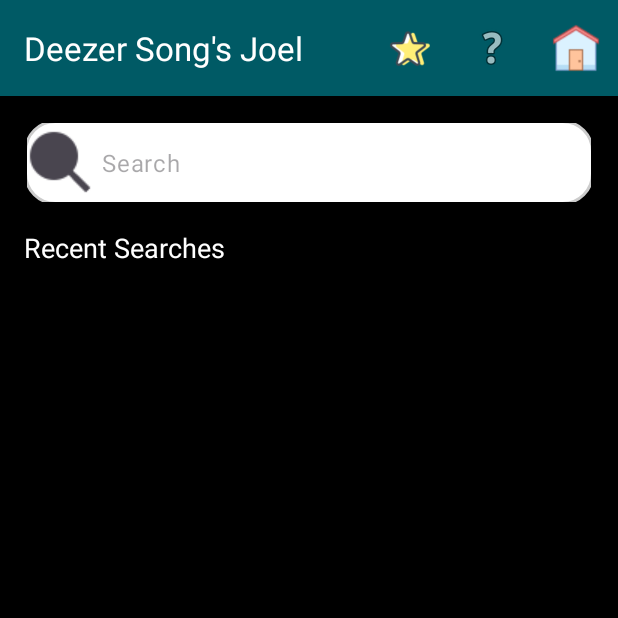
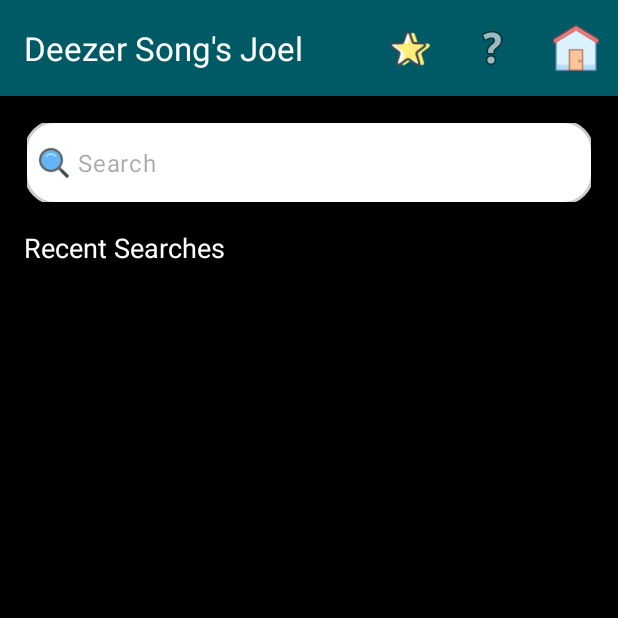
Before and after one commit to joelEVR/Final_Project_Mobile_Programming, an Android app: the screen it shows after launch (DeezerMainActivity), on a phone screen of 412 x 824 dp, the top half of it. Run offline under Robolectric (Android 15) with nearby library versions, the phone set to English and light mode, and no system bars; our stand-ins replace Volley.

Commit message:
- Created translates in Strings - Fixed icon in search tool bar
Signed-off-by: Joel Velasquez <150091426+joelEVR@users.noreply.github.com>

```diff
--- a/app/src/main/res/layout/activity_search.xml
+++ b/app/src/main/res/layout/activity_search.xml
@@ -14,7 +14,6 @@
         app:title="@string/title_bar"
         android:gravity="center_vertical"
         android:background="#7A00BCD4"
-
         app:layout_constraintTop_toTopOf="parent"
         app:layout_constraintStart_toStartOf="parent"
         app:layout_constraintEnd_toEndOf="parent"
@@ -35,8 +34,7 @@
         app:hintEnabled="false"
         app:layout_constraintEnd_toEndOf="parent"
         app:layout_constraintStart_toStartOf="parent"
-        app:layout_constraintTop_toBottomOf="@id/deezerMainToolbar"
-        app:startIconDrawable="@drawable/ic_search">
+        app:layout_constraintTop_toBottomOf="@id/deezerMainToolbar">
 
         <com.google.android.material.textfield.TextInputEditText
             android:id="@+id/editTextSearch"
@@ -46,13 +44,24 @@
             android:imeOptions="actionSearch"
             android:inputType="text"
             android:minHeight="48dp"
-            android:paddingStart="16dp"
+            android:paddingStart="36dp"
             android:paddingEnd="16dp"
             android:singleLine="true"
             android:textColor="@color/black"
             android:textSize="16sp" />
 
     </com.google.android.material.textfield.TextInputLayout>
+
+    <ImageView
+        android:id="@+id/searchIcon"
+        android:layout_width="24dp"
+        android:layout_height="24dp"
+        android:layout_marginStart="8dp"
+        android:src="@drawable/ic_search"
+        app:layout_constraintBottom_toBottomOf="@id/textInputLayoutSearch"
+        app:layout_constraintStart_toStartOf="@id/textInputLayoutSearch"
+        app:layout_constraintTop_toTopOf="@id/textInputLayoutSearch"
+        app:layout_constraintVertical_bias="0.5" />
 
     <!-- Recent Searches Title -->
     <TextView
--- a/app/src/main/res/values/strings.xml
+++ b/app/src/main/res/values/strings.xml
@@ -1,7 +1,4 @@
 <resources>
-    <string name="back_button_description">Back</string>
-    <!-- TODO: Remove or change this placeholder text -->
-    <string name="hello_blank_fragment">Hello blank fragment</string>
     <string name="title_bar">Deezer Song\'s Joel</string>
     <string name="search_hint">Search</string>
     <string name="recent_searches">Recent Searches</string>
```
Also changed, not shown: 1 other file.
